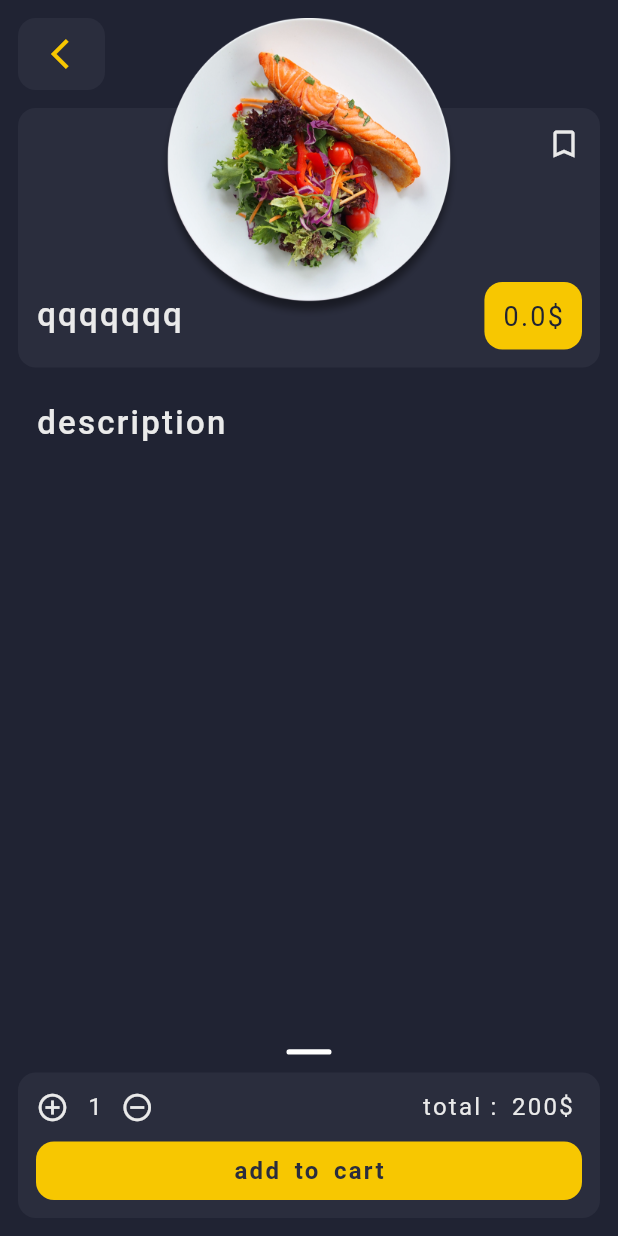
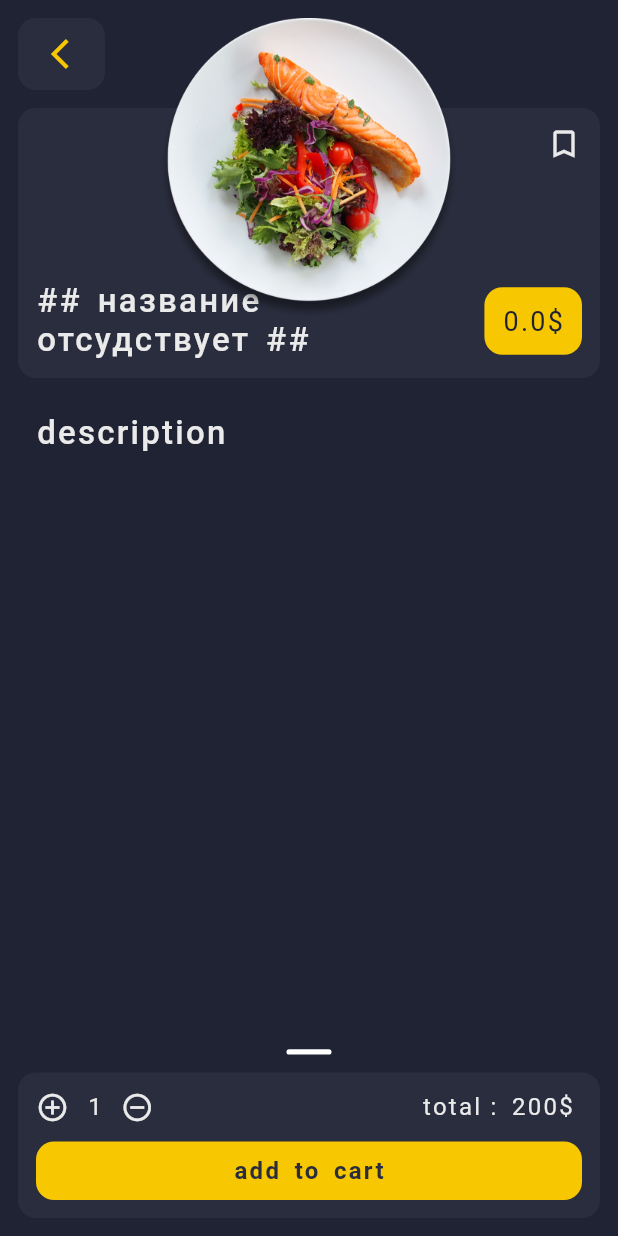
Before and after one commit to evgesha1247/eda2, a Flutter app: the DishDetaild screen opened directly, on a phone screen of 412 x 824 dp. Run offline on Flutter 3.47's test engine with Material 2 defaults, Android fonts, the phone set to English and light mode, and no system bars; our stand-ins replace hive, hive_flutter; missing offline and left inert: bottom_nav_bar; accounts and stored records are empty; statements that could not run were skipped.

```diff
--- a/lib/object/dish_object.dart
+++ b/lib/object/dish_object.dart
@@ -17,9 +17,12 @@ class Dish extends HiveObject {
   String imgUrl;
   @HiveField(6)
   bool isFovarit;
+  @HiveField(7)
+  String id;
 
   Dish({
     required this.name,
+    required this.id,
     required this.price,
     required this.imgUrl,
     required this.description,
@@ -36,12 +39,40 @@ class DishModel extends ChangeNotifier {
   List<Dish> get items => _items.toList();
   void _readBoxDishsFromHive(Box<Dish> box) {
     // final a = Dish(
-    //     name: 'qweqwe',
+    //     id: 'q1',
+    //     name: 'название',
+    //     price: 59.3,
+    //     imgUrl: 'assets/imgs/food1.png',
+    //     description:
+    //         'Lorem ipsum dolor sit amet, consectetur adipiscing elit, sed do eiusmod tempor incididunt ut labore et dolore magna aliqua');
+    // final a1 = Dish(
+    //     id: 'q2',
+    //     name: 'имя',
     //     price: 89.4,
+    //     imgUrl: 'assets/imgs/food2.png',
+    //     description:
+    //         'Lorem ipsum dolor sit amet, consectetur adipiscing elit, sed do eiusmod tempor incididunt ut labore et dolore magna aliqua. Ut enim ad minim veniam, quis nostrud exercitation ullamco laboris nisi ut aliquip ex ea commodo consequat. Duis aute irure dolor in reprehenderit in voluptate velit esse cillum dolore eu');
+    // final a2 = Dish(
+    //     id: 'q3',
+    //     name: 'тайтол',
+    //     price: 100.0,
     //     imgUrl: 'assets/imgs/food3.png',
     //     description:
-    //         'orem ipsum dolor sit amet, consectetur adipiscing elit, sed do eiusmod tempor incididunt ut labore et dolore magna aliqua. Ut enim ad minim veniam, quis nostrud exercitation ullamco laboris nisi ut aliquip ex ea commodo consequat. Duis aute irure dolor in reprehenderit in voluptate velit esse cillum dolore eu');
-    // box.add(a);
+    //         'Lorem ipsum dolor sit amet, consectetur adipiscing elit, sed do eiusmod tempor incididunt ut labore et dolore magna aliqua. Ut enim ad minim veniam, quis nostrud exercitation ullamco laboris nisi ut aliquip ex ea commodo consequat. Duis aute irure dolor in reprehenderit in voluptate velit esse cillum dolore eu');
+    // final a3 = Dish(
+    //     id: 'q4',
+    //     name: 'очень длинное название блюда',
+    //     price: 73.8,
+    //     imgUrl: 'assets/imgs/food5.png',
+    //     description:
+    //         'Duis aute irure dolor in reprehenderit in voluptate velit esse cillum dolore');
+    // final a4 = Dish(
+    //     id: 'q5',
+    //     name: 'блюда',
+    //     price: 99.9,
+    //     imgUrl: 'assets/imgs/food3.png',
+    //     description: 'короткое описание');
+
     _items = box.values.toList();
     notifyListeners();
   }
--- a/lib/ui/screens/dish_detailed/dish_detailed_screen.dart
+++ b/lib/ui/screens/dish_detailed/dish_detailed_screen.dart
@@ -119,7 +119,7 @@ class _DishDetailedContainerText extends StatelessWidget {
   @override
   Widget build(BuildContext context) {
     final model = context.watch<DishDetailedModel>();
-    final title = model.dish?.name ?? 'qqqqqqq';
+    final title = model.dish?.name ?? '## название отсудствует ##';
     final price = model.dish?.price ?? 00;
 
     return Column(
@@ -131,7 +131,9 @@ class _DishDetailedContainerText extends StatelessWidget {
         Row(
           mainAxisAlignment: MainAxisAlignment.spaceBetween,
           children: [
-            Text(title, style: _style(size: 22, fW: FontWeight.w500)),
+            Expanded(
+                child:
+                    Text(title, style: _style(size: 22, fW: FontWeight.w500))),
             Container(
               decoration: _decoration(colors: ThemeApp.kAccent),
               child: Padding(
--- a/lib/ui/screens/menu_screnn/menu_screen.dart
+++ b/lib/ui/screens/menu_screnn/menu_screen.dart
@@ -126,6 +126,8 @@ class _CartItemContainerTextWidget extends StatelessWidget {
           padding: const EdgeInsets.only(top: 30.0),
           child: Text(
             item.name,
+            maxLines: 2,
+            overflow: TextOverflow.ellipsis,
             style: const TextStyle(
               color: ThemeApp.kWhite,
               fontSize: 18,
```
Also changed, not shown: lib/ui/screens/favorite/favorite_screen.dart (+16 -6 lines), lib/ui/widgets/button_favorit_widget/button_favorit_widget.dart (+11 -1 lines), lib/object/dish_object.g.dart.
